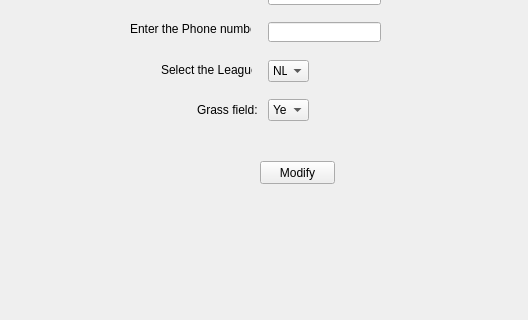
Old version of the form Stadium_Trip/mainwindow.ui in the repository trucnguyen76/CS1D---Project-2; both pictures show x 0 to 528 and y 185 to 505 of the 643 by 505 pixel window.
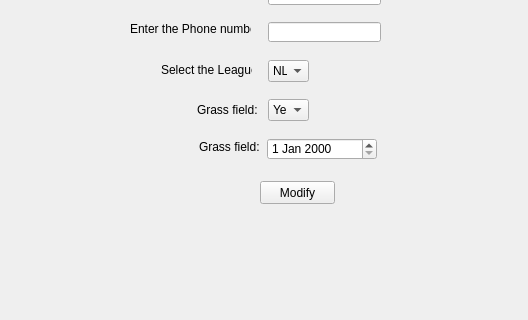
New version of the form. The open tabs and pages were chosen to show the change.

The edit to the form file:
```diff
--- a/Stadium_Trip/mainwindow.ui
+++ b/Stadium_Trip/mainwindow.ui
@@ -996,7 +996,7 @@
       <property name="geometry">
        <rect>
         <x>260</x>
-        <y>330</y>
+        <y>350</y>
         <width>75</width>
         <height>23</height>
        </rect>
@@ -1041,6 +1041,49 @@
        </rect>
       </property>
      </widget>
+     <widget class="QDateEdit" name="dateEdit_2">
+      <property name="geometry">
+       <rect>
+        <x>267</x>
+        <y>307</y>
+        <width>110</width>
+        <height>22</height>
+       </rect>
+      </property>
+      <property name="maximumDateTime">
+       <datetime>
+        <hour>23</hour>
+        <minute>59</minute>
+        <second>59</second>
+        <year>2015</year>
+        <month>5</month>
+        <day>17</day>
+       </datetime>
+      </property>
+      <property name="minimumDateTime">
+       <datetime>
+        <hour>0</hour>
+        <minute>0</minute>
+        <second>0</second>
+        <year>1800</year>
+        <month>1</month>
+        <day>1</day>
+       </datetime>
+      </property>
+     </widget>
+     <widget class="QLabel" name="grassLabel_3">
+      <property name="geometry">
+       <rect>
+        <x>199</x>
+        <y>308</y>
+        <width>60</width>
+        <height>16</height>
+       </rect>
+      </property>
+      <property name="text">
+       <string>Grass field:</string>
+      </property>
+     </widget>
     </widget>
     <widget class="QWidget" name="modifyStadiumPage">
      <widget class="QPushButton" name="modifyStadiumBtn">
```
